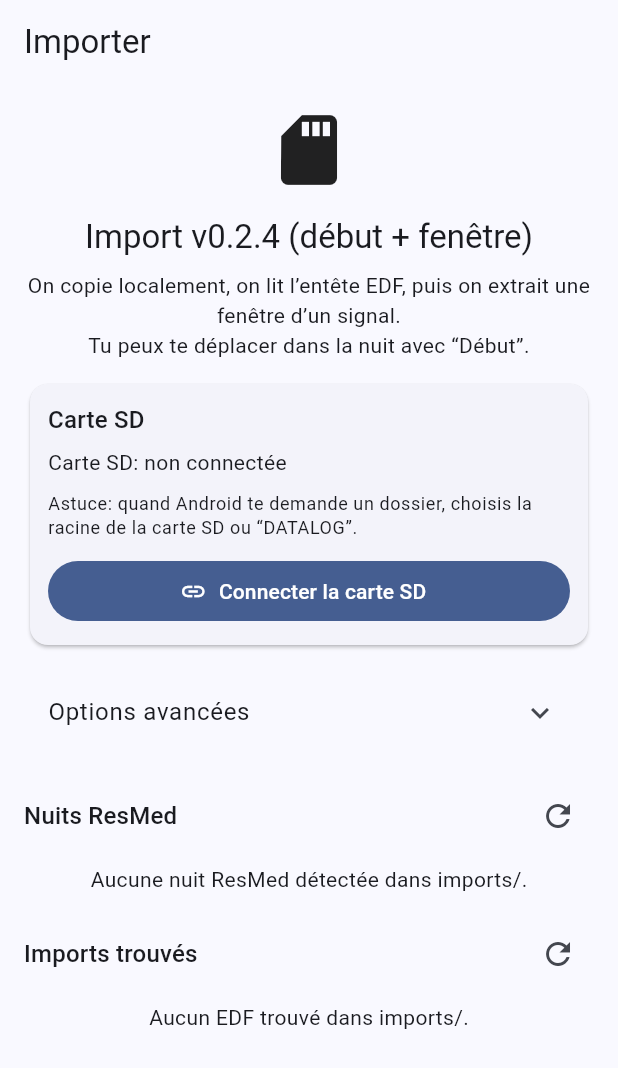
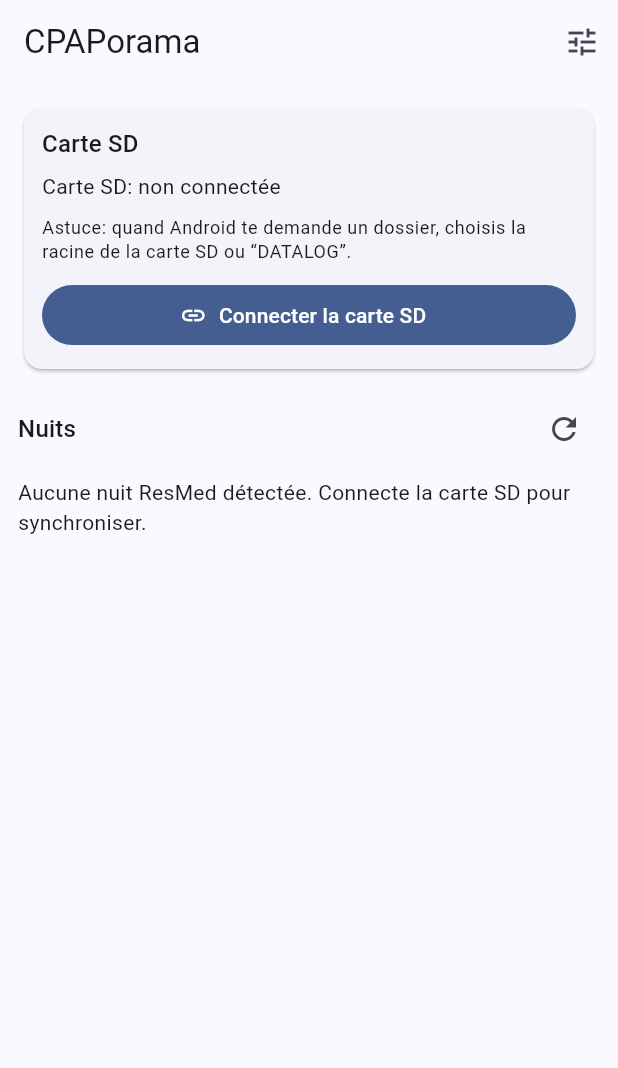
Before and after one commit to CodeDeJustin/cpaporama, a Flutter app: the screen it shows after launch, after a tap on "Connecter la carte SD", on a phone screen of 412 x 824 dp. Shown: the top 1068 px of the screen. Run offline on Flutter 3.47's test engine with Material 3 defaults, Android fonts, the phone set to English and light mode, and no system bars; our stand-ins replace file_picker, fl_chart, shared_preferences.

Commit message:
feat(nav): add HomeScreen as main entry and move ImportScreen to Advanced
- Add HomeScreen (SD pairing/sync + nights list + Advanced entry)
- Set app home to HomeScreen
- Refactor ImportScreen with flags (enableAutoSync/showSdCard/showResmedNights)
- Prevent auto-sync/navigation when screen is not current (guards)

```diff
--- a/lib/app/cpaporama_app.dart
+++ b/lib/app/cpaporama_app.dart
@@ -1,9 +1,8 @@
 import 'package:flutter/material.dart';
+import 'package:cpaporama/features/home/home_screen.dart';
 
-import '../features/imports/import_screen.dart';
-
-class CpapOramaApp extends StatelessWidget {
-  const CpapOramaApp({super.key});
+class CpaporamaApp extends StatelessWidget {
+  const CpaporamaApp({super.key});
 
   @override
   Widget build(BuildContext context) {
@@ -14,7 +13,7 @@ class CpapOramaApp extends StatelessWidget {
         colorScheme: ColorScheme.fromSeed(seedColor: const Color(0xFF3576E2)),
         useMaterial3: true,
       ),
-      home: const ImportScreen(),
+      home: const HomeScreen(),
     );
   }
 }
--- /dev/null
+++ b/lib/features/home/home_screen.dart
@@ -0,0 +1,419 @@
+import 'dart:io';
+
+import 'package:flutter/material.dart';
+import 'package:flutter/services.dart';
+import 'package:path_provider/path_provider.dart';
+
+import '../../core/imports/resmed_night_catalog.dart';
+import '../../core/imports/resmed_saf_bridge.dart';
+import '../../core/imports/resmed_source_prefs.dart';
+import '../imports/import_screen.dart';
+import '../nights/night_viewer_screen.dart';
+
+class HomeScreen extends StatefulWidget {
+  const HomeScreen({super.key});
+
+  @override
+  State<HomeScreen> createState() => _HomeScreenState();
+}
+
+class _HomeScreenState extends State<HomeScreen> with WidgetsBindingObserver {
+  // Nights
+  List<ResmedNightSummary> _nights = [];
+  bool _loadingNights = false;
+
+  // Auto-sync (SAF)
+  bool _isAutoSyncing = false;
+  String _autoStatus = 'Carte SD: non connectée';
+  DateTime? _lastAutoSync;
+  DateTime? _lastAutoSyncAttempt;
+
+  String? _pairedTreeUri;
+  String? _autoUserError;
+  bool _autoHadError = false;
+
+  String? _lastAutoOpenedSessionKey;
+
+  String _fmtClock(DateTime dt) =>
+      '${dt.hour.toString().padLeft(2, '0')}:${dt.minute.toString().padLeft(2, '0')}';
+
+  String _fmtDate(DateTime dt) =>
+      '${dt.year.toString().padLeft(4, '0')}-${dt.month.toString().padLeft(2, '0')}-${dt.day.toString().padLeft(2, '0')}';
+
+  Future<Directory> _getImportsDir() async {
+    final appDocs = await getApplicationDocumentsDirectory();
+    return Directory('${appDocs.path}/imports');
+  }
+
+  Future<void> _refreshPairing() async {
+    final uri = await ResmedSourcePrefs.getTreeUri();
+    if (!mounted) return;
+    setState(() {
+      _pairedTreeUri = (uri != null && uri.isNotEmpty) ? uri : null;
+      if (_pairedTreeUri == null) {
+        _autoStatus = 'Carte SD: non connectée';
+      } else {
+        _autoStatus = 'Carte SD: autorisée';
+      }
+    });
+  }
+
+  String _humanizeAutoError(Object e) {
+    if (e is PlatformException) {
+      final code = e.code;
+      final msg = (e.message ?? '').toLowerCase();
+
+      if (code == 'canceled') return 'Sélection annulée.';
+      if (msg.contains('datalog') &&
+          (msg.contains('introuvable') || msg.contains('manquant'))) {
+        return 'Dossier ResMed introuvable. Sélectionne la racine de la carte SD ou le dossier DATALOG.';
+      }
+      if (msg.contains('tree uri') ||
+          msg.contains('inaccessible') ||
+          msg.contains('permission') ||
+          msg.contains('security')) {
+        return 'Permission perdue ou carte SD non accessible. Reconnecte la carte SD, sinon utilise “Oublier la carte SD”.';
+      }
+      if (msg.contains('impossible d\'ouvrir') || msg.contains('openinputstream')) {
+        return 'Carte SD non détectée. Reconnecte-la puis réessaie.';
+      }
+      if (code == 'sync_failed') {
+        return 'Synchronisation impossible. Vérifie la carte SD (et que ResMed/DATALOG existe).';
+      }
+    }
+
+    final lower = e.toString().toLowerCase();
+    if (lower.contains('datalog')) {
+      return 'Dossier ResMed introuvable. Sélectionne la racine de la carte SD ou le dossier DATALOG.';
+    }
+    return 'Erreur de synchronisation. Reconnecte la carte SD, puis réessaie.';
+  }
+
+  Future<void> _forgetSd() async {
+    await ResmedSourcePrefs.clear();
+    if (!mounted) return;
+    setState(() {
+      _pairedTreeUri = null;
+      _autoHadError = false;
+      _autoUserError = null;
+      _autoStatus = 'Carte SD: non connectée';
+      _lastAutoOpenedSessionKey = null;
+      _lastAutoSync = null;
+      _lastAutoSyncAttempt = null;
+    });
+    ScaffoldMessenger.of(context).showSnackBar(
+      const SnackBar(content: Text('Carte SD oubliée. Tu peux reconnecter.')),
+    );
+  }
+
+  Future<void> _loadNights({bool setLoadingState = true}) async {
+    if (setLoadingState) setState(() => _loadingNights = true);
+    try {
+      final dir = await _getImportsDir();
+      final nights = await ResmedNightCatalog.scan(dir);
+      if (!mounted) return;
+      setState(() {
+        _nights = nights;
+        _loadingNights = false;
+      });
+    } catch (_) {
+      if (!mounted) return;
+      setState(() => _loadingNights = false);
+    }
+  }
+
+  ResmedNightSummary? _findNightByKey(String nightKey) {
+    // nightKey attendu: "YYYYMMDD"
+    for (final n in _nights) {
+      if (_fmtDate(n.nightDate).replaceAll('-', '') == nightKey) return n;
+    }
+    return null;
+  }
+
+  void _openNightViewer(ResmedNightSummary night) {
+    WidgetsBinding.instance.addPostFrameCallback((_) {
+      if (!mounted) return;
+      Navigator.push(
+        context,
+        MaterialPageRoute(builder: (_) => NightViewerScreen(night: night)),
+      );
+    });
+  }
+
+  Future<void> _pairSd() async {
+    try {
+      final uri = await ResmedSafBridge.pickTree();
+      if (uri == null || uri.isEmpty) return;
+      await ResmedSourcePrefs.setTreeUri(uri);
+      if (!mounted) return;
+      setState(() {
+        _autoStatus = 'Carte SD: autorisée';
+        _autoHadError = false;
+        _autoUserError = null;
+      });
+      await _refreshPairing();
+      await _tryAutoSync(force: true);
+    } catch (e) {
+      if (!mounted) return;
+      final msg = _humanizeAutoError(e);
+      setState(() {
+        _autoStatus = 'Carte SD: problème';
+        _autoHadError = true;
+        _autoUserError = msg;
+      });
+    }
+  }
+
+  Future<void> _tryAutoSync({bool force = false}) async {
+    if (_isAutoSyncing) return;
+
+    // Garde: auto-sync seulement si HomeScreen est la route courante.
+    if (!force) {
+      final isCurrent = ModalRoute.of(context)?.isCurrent ?? true;
+      if (!isCurrent) return;
+    }
+
+    // Anti spam (auto)
+    final now = DateTime.now();
+    if (!force &&
+        _lastAutoSyncAttempt != null &&
+        now.difference(_lastAutoSyncAttempt!).inSeconds < 60) {
+      return;
+    }
+    _lastAutoSyncAttempt = now;
+
+    final treeUri = await ResmedSourcePrefs.getTreeUri();
+    if (treeUri == null || treeUri.isEmpty) {
+      if (!mounted) return;
+      setState(() {
+        _autoStatus = 'Carte SD: non connectée';
+        _autoHadError = false;
+        _autoUserError = null;
+      });
+      await _refreshPairing();
+      return;
+    }
+
+    if (!mounted) return;
+    setState(() {
+      _isAutoSyncing = true;
+      _autoStatus = 'Synchronisation: en cours…';
+      _autoHadError = false;
+      _autoUserError = null;
+    });
+
+    try {
+      final importsDir = await _getImportsDir();
+      if (!await importsDir.exists()) await importsDir.create(recursive: true);
+
+      final res = await ResmedSafBridge.syncLatest(
+        treeUri: treeUri,
+        destBasePath: importsDir.path,
+      );
+
+      final sessionKey = (res['sessionKey'] as String?) ?? '';
+      final nightKey = (res['nightKey'] as String?) ?? '';
+      final copiedCount = (res['copiedCount'] as int?) ?? 0;
+
+      if (copiedCount <= 0) throw Exception('Aucun fichier copié');
+
+      await _loadNights(setLoadingState: false);
+
+      if (!mounted) return;
+      setState(() {
+        _lastAutoSync = DateTime.now();
+        _autoStatus = 'Synchronisation: OK • $copiedCount fichier(s)';
+        _isAutoSyncing = false;
+        _autoHadError = false;
+        _autoUserError = null;
+      });
+
+      // Auto-open (une fois par sessionKey)
+      if (sessionKey.isEmpty) return;
+      if (sessionKey == _lastAutoOpenedSessionKey) return;
+      _lastAutoOpenedSessionKey = sessionKey;
+
+      ResmedNightSummary? night;
+      if (nightKey.length == 8) {
+        night = _findNightByKey(nightKey);
+      }
+      night ??= _nights.isNotEmpty ? _nights.first : null;
+
+      if (night == null) return;
+
+      final canNavigate = ModalRoute.of(context)?.isCurrent ?? true;
+      if (canNavigate) _openNightViewer(night);
+    } catch (e) {
+      if (!mounted) return;
+      final msg = _humanizeAutoError(e);
+      setState(() {
+        _autoStatus = 'Synchronisation: échec';
+        _isAutoSyncing = false;
+        _autoHadError = true;
+        _autoUserError = msg;
+      });
+    }
+  }
+
+  void _openAdvanced() {
+    Navigator.push(
+      context,
+      MaterialPageRoute(
+        builder: (_) => const ImportScreen(
+          appBarTitle: 'Avancé',
+          enableAutoSync: false,
+          showSdCard: false,
+          showResmedNights: false,
+        ),
+      ),
+    );
+  }
+
+  @override
+  void initState() {
+    super.initState();
+    WidgetsBinding.instance.addObserver(this);
+
+    WidgetsBinding.instance.addPostFrameCallback((_) async {
+      await _refreshPairing();
+      await _loadNights(setLoadingState: false);
+      await _tryAutoSync(); // auto au démarrage
+    });
+  }
+
+  @override
+  void dispose() {
+    WidgetsBinding.instance.removeObserver(this);
+    super.dispose();
+  }
+
+  @override
+  void didChangeAppLifecycleState(AppLifecycleState state) {
+    if (state == AppLifecycleState.resumed) {
+      final isCurrent = ModalRoute.of(context)?.isCurrent ?? true;
+      if (isCurrent) _tryAutoSync();
+    }
+  }
+
+  @override
+  Widget build(BuildContext context) {
+    return Scaffold(
+      appBar: AppBar(
+        title: const Text('CPAPorama'),
+        actions: [
+          IconButton(
+            onPressed: _openAdvanced,
+            icon: const Icon(Icons.tune),
+            tooltip: 'Avancé',
+          )
+        ],
+      ),
+      body: ListView(
+        padding: const EdgeInsets.all(12),
+        children: [
+          Card(
+            child: Padding(
+              padding: const EdgeInsets.all(12),
+              child: Column(
+                crossAxisAlignment: CrossAxisAlignment.stretch,
+                children: [
+                  Text('Carte SD', style: Theme.of(context).textTheme.titleMedium),
+                  const SizedBox(height: 6),
+                  Text(_autoStatus),
+                  if (_lastAutoSync != null) ...[
+                    const SizedBox(height: 4),
+                    Text('Dernière synchro: ${_fmtClock(_lastAutoSync!)}'),
+                  ],
+                  if (_autoHadError && _autoUserError != null) ...[
+                    const SizedBox(height: 8),
+                    Text(
+                      _autoUserError!,
+                      style: TextStyle(color: Theme.of(context).colorScheme.error),
+                    ),
+                  ],
+                  const SizedBox(height: 10),
+                  Text(
+                    'Astuce: quand Android te demande un dossier, choisis la racine de la carte SD ou “DATALOG”.',
+                    style: Theme.of(context).textTheme.bodySmall,
+                  ),
+                  const SizedBox(height: 10),
+
+                  if (_pairedTreeUri == null) ...[
+                    FilledButton.icon(
+                      onPressed: _isAutoSyncing ? null : _pairSd,
+                      icon: const Icon(Icons.link),
+                      label: const Text('Connecter la carte SD'),
+                    ),
+                  ] else ...[
+                    FilledButton.icon(
+                      onPressed: _isAutoSyncing ? null : () => _tryAutoSync(force: true),
+                      icon: const Icon(Icons.sync),
+                      label: const Text('Synchroniser'),
+                    ),
+                  ],
+
+                  if (_isAutoSyncing) ...[
+                    const SizedBox(height: 10),
+                    const LinearProgressIndicator(),
+                  ],
+
+                  if (_pairedTreeUri != null) ...[
+                    const SizedBox(height: 6),
+                    TextButton.icon(
+                      onPressed: _forgetSd,
+                      icon: const Icon(Icons.link_off),
+                      label: const Text('Oublier la carte SD'),
+                    ),
+                  ],
+                ],
+              ),
+            ),
+          ),
+
+          const SizedBox(height: 12),
+
+          Row(
+            mainAxisAlignment: MainAxisAlignment.spaceBetween,
+            children: [
+              Text('Nuits', style: Theme.of(context).textTheme.titleMedium),
+              IconButton(
+                onPressed: _loadingNights ? null : () => _loadNights(),
+                icon: const Icon(Icons.refresh),
+                tooltip: 'Rafraîchir',
+              ),
+            ],
+          ),
+
+          if (_loadingNights) ...[
+            const SizedBox(height: 8),
+            const LinearProgressIndicator(),
+          ],
+
+          if (_nights.isEmpty && !_loadingNights) ...[
+            const SizedBox(height: 8),
+            const Text('Aucune nuit ResMed détectée. Connecte la carte SD pour synchroniser.'),
+          ],
+
+          if (_nights.isNotEmpty) ...[
+            const SizedBox(height: 8),
+            ..._nights.map((n) {
+              final date = _fmtDate(n.nightDate);
+              final start = _fmtClock(n.start);
+              final end = _fmtClock(n.end);
+
+              return Card(
+                child: ListTile(
+                  leading: const Icon(Icons.nightlight_round),
+                  title: Text(date),
+                  subtitle: Text('Segments: ${n.segmentsCount} • $start → $end'),
+                  trailing: const Icon(Icons.chevron_right),
+                  onTap: () => _openNightViewer(n),
+                ),
+              );
+            }),
+          ],
+        ],
+      ),
+    );
+  }
+}
--- a/lib/main.dart
+++ b/lib/main.dart
@@ -3,5 +3,5 @@ import 'app/cpaporama_app.dart';
 
 void main() {
   WidgetsFlutterBinding.ensureInitialized();
-  runApp(const CpapOramaApp());
+  runApp(const CpaporamaApp());
 }
```
Also changed, not shown: lib/features/imports/import_screen.dart (+42 -14 lines), 1 other file.
